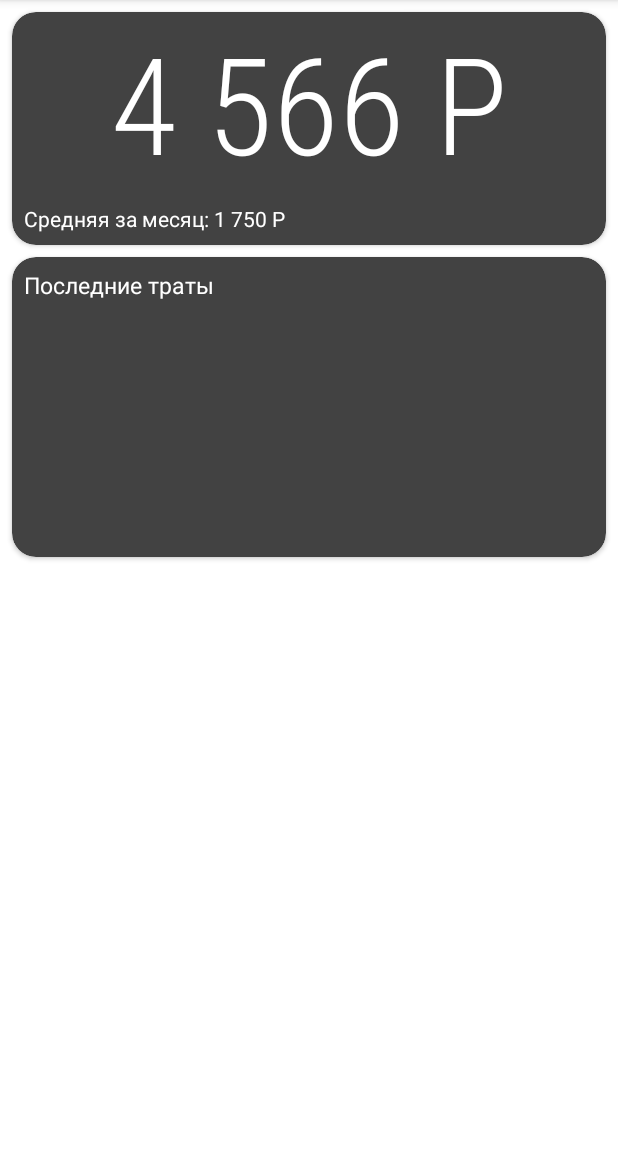
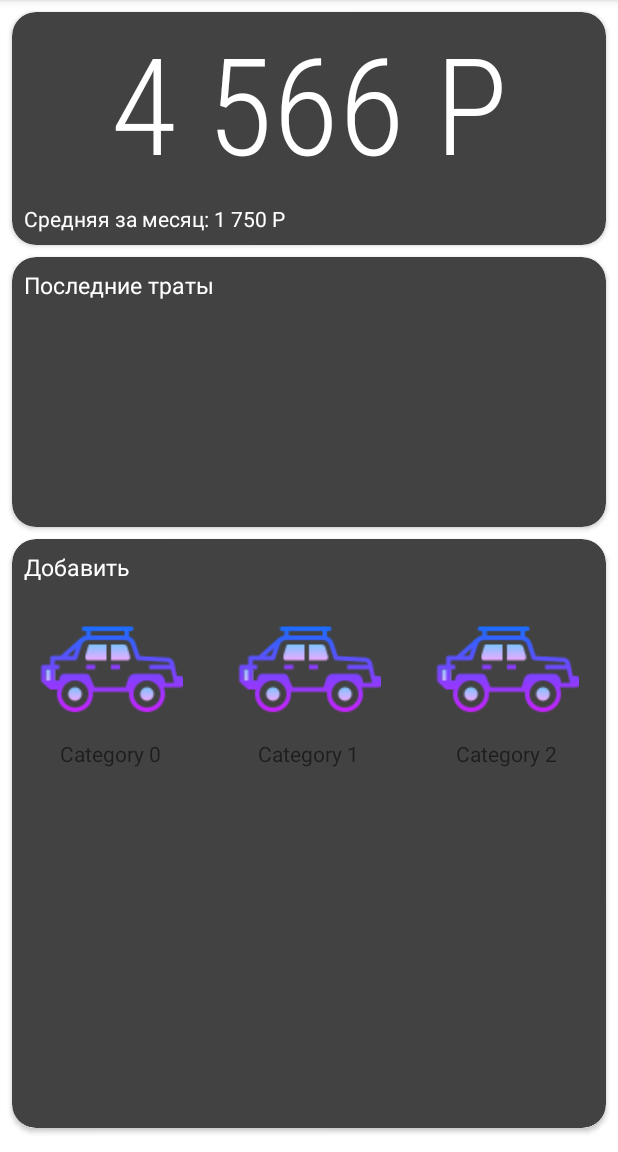
Before and after one commit to EugenAl/PawWallet, an Android app: the screen it shows after launch (MainActivity), on a phone screen of 412 x 824 dp, the part 84-1236 px from its top. Run offline under Robolectric (Android 15) with nearby library versions, the phone set to English and light mode, and no system bars.

Commit message:
add recycler view

```diff
--- a/app/src/main/java/dpr/svich/pawwallet/MainActivity.kt
+++ b/app/src/main/java/dpr/svich/pawwallet/MainActivity.kt
@@ -2,10 +2,21 @@ package dpr.svich.pawwallet
 
 import androidx.appcompat.app.AppCompatActivity
 import android.os.Bundle
+import android.os.RecoverySystem
+import androidx.recyclerview.widget.GridLayoutManager
+import androidx.recyclerview.widget.RecyclerView
+import dpr.svich.pawwallet.adapter.CategoryRecyclerAdapter
 
 class MainActivity : AppCompatActivity() {
     override fun onCreate(savedInstanceState: Bundle?) {
         super.onCreate(savedInstanceState)
         setContentView(R.layout.activity_main)
+
+        val categoryRecyclerView: RecyclerView =
+            findViewById(R.id.addTransactionRecyclerView)
+        categoryRecyclerView.layoutManager =
+            GridLayoutManager(this, 3)
+        categoryRecyclerView.adapter =
+            CategoryRecyclerAdapter()
     }
 }
--- /dev/null
+++ b/app/src/main/java/dpr/svich/pawwallet/adapter/CategoryRecyclerAdapter.kt
@@ -0,0 +1,32 @@
+package dpr.svich.pawwallet.adapter
+
+import android.view.LayoutInflater
+import android.view.View
+import android.view.ViewGroup
+import android.widget.ImageView
+import android.widget.TextView
+import androidx.recyclerview.widget.RecyclerView
+import dpr.svich.pawwallet.R
+import dpr.svich.pawwallet.model.TransactionCategory
+
+class CategoryRecyclerAdapter : RecyclerView.Adapter<CategoryRecyclerAdapter.CategoryViewHolder>(){
+
+    class CategoryViewHolder(itemView: View): RecyclerView.ViewHolder(itemView){
+        val image: ImageView = itemView.findViewById(R.id.categoryImageView)
+        val text: TextView = itemView.findViewById(R.id.categoryTextView)
+    }
+
+    override fun onCreateViewHolder(parent: ViewGroup, viewType: Int): CategoryViewHolder {
+        val itemView = LayoutInflater.from(parent.context)
+            .inflate(R.layout.category_item, parent, false)
+        return CategoryViewHolder(itemView)
+    }
+
+    override fun onBindViewHolder(holder: CategoryViewHolder, position: Int) {
+        holder.text.text = "Category $position"
+    }
+
+    override fun getItemCount(): Int {
+        return TransactionCategory.values().size
+    }
+}
--- /dev/null
+++ b/app/src/main/java/dpr/svich/pawwallet/model/Transaction.kt
@@ -0,0 +1,3 @@
+package dpr.svich.pawwallet.model
+
+data class Transaction(val id:Long, val category: TransactionCategory, val sum: Float)
--- /dev/null
+++ b/app/src/main/java/dpr/svich/pawwallet/model/TransactionCategory.kt
@@ -0,0 +1,13 @@
+package dpr.svich.pawwallet.model
+
+enum class TransactionCategory(val id: Long) {
+    CAR(1),
+    FOOD(2),
+    WEAR(3),
+    TRANSPORT(4),
+    HOUSE(5),
+    HEALTH(6),
+    TAXI(7),
+    PETS(8),
+    MOBILE(9)
+}
--- a/app/src/main/res/layout/activity_main.xml
+++ b/app/src/main/res/layout/activity_main.xml
@@ -51,7 +51,7 @@
     <androidx.cardview.widget.CardView
         android:id="@+id/recentTransactionsCardView"
         android:layout_width="0dp"
-        android:layout_height="200dp"
+        android:layout_height="180dp"
         android:layout_marginStart="8dp"
         android:layout_marginTop="8dp"
         android:layout_marginEnd="8dp"
@@ -79,7 +79,45 @@
                 android:layout_width="match_parent"
                 android:layout_height="5dp"
                 android:background="#DADADA"
-                app:barrierDirection="top" />
+                app:barrierDirection="top"
+                app:constraint_referenced_ids="recentTransactionsCardView" />
+        </LinearLayout>
+    </androidx.cardview.widget.CardView>
+
+    <androidx.cardview.widget.CardView
+        android:id="@+id/addTransactionsCardView"
+        android:layout_width="0dp"
+        android:layout_height="0dp"
+        android:layout_marginStart="8dp"
+        android:layout_marginTop="8dp"
+        android:layout_marginEnd="8dp"
+        android:layout_marginBottom="16dp"
+        app:cardBackgroundColor="@color/cardview_dark_background"
+        app:cardCornerRadius="16dp"
+        app:layout_constraintBottom_toBottomOf="parent"
+        app:layout_constraintEnd_toEndOf="parent"
+        app:layout_constraintStart_toStartOf="parent"
+        app:layout_constraintTop_toBottomOf="@+id/recentTransactionsCardView">
+
+        <LinearLayout
+            android:layout_width="match_parent"
+            android:layout_height="match_parent"
+            android:orientation="vertical">
+
+            <TextView
+                android:id="@+id/textView4"
+                android:layout_width="match_parent"
+                android:layout_height="wrap_content"
+                android:padding="8dp"
+                android:text="Добавить"
+                android:textColor="@color/white"
+                android:textSize="15sp" />
+
+            <androidx.recyclerview.widget.RecyclerView
+                android:id="@+id/addTransactionRecyclerView"
+                android:layout_width="match_parent"
+                android:layout_height="match_parent" />
+
         </LinearLayout>
     </androidx.cardview.widget.CardView>
 </androidx.constraintlayout.widget.ConstraintLayout>
--- /dev/null
+++ b/app/src/main/res/layout/category_item.xml
@@ -0,0 +1,26 @@
+<?xml version="1.0" encoding="utf-8"?>
+<androidx.constraintlayout.widget.ConstraintLayout xmlns:android="http://schemas.android.com/apk/res/android"
+    xmlns:app="http://schemas.android.com/apk/res-auto"
+    xmlns:tools="http://schemas.android.com/tools"
+    android:layout_width="match_parent"
+    android:layout_height="match_parent">
+
+    <ImageView
+        android:id="@+id/categoryImageView"
+        android:layout_width="wrap_content"
+        android:layout_height="wrap_content"
+        android:src="@drawable/car_icon"
+        app:layout_constraintEnd_toEndOf="parent"
+        app:layout_constraintStart_toStartOf="parent"
+        app:layout_constraintTop_toTopOf="parent"
+        tools:srcCompat="@tools:sample/avatars" />
+
+    <TextView
+        android:id="@+id/categoryTextView"
+        android:layout_width="wrap_content"
+        android:layout_height="wrap_content"
+        android:text="Category"
+        app:layout_constraintEnd_toEndOf="parent"
+        app:layout_constraintStart_toStartOf="parent"
+        app:layout_constraintTop_toBottomOf="@+id/categoryImageView" />
+</androidx.constraintlayout.widget.ConstraintLayout>
```
Also changed, not shown: app/src/main/res/drawable-v24/car_icon.png (added).
